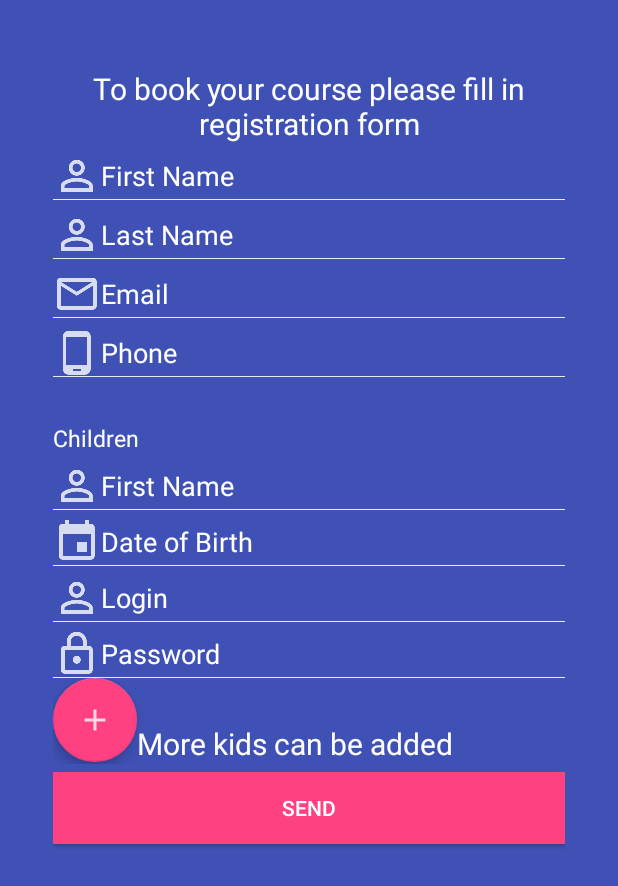
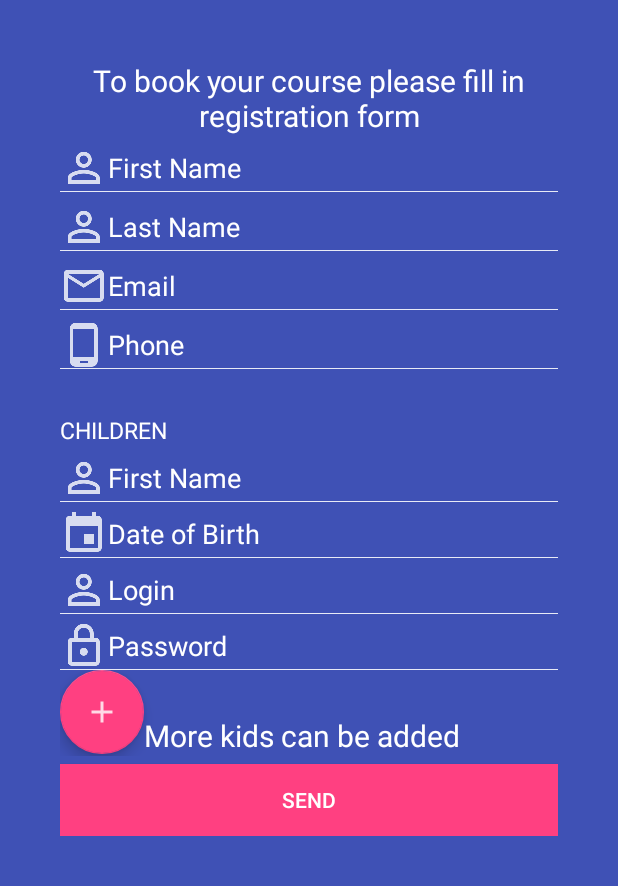
Before and after one commit to IrinaShtain/Calculator, an Android app: the layout activity_registration_form.xml on its own in the app's theme, with its tools: preview values and no code run, on a phone screen of 412 x 824 dp. Shown: the top 886 px of the screen. Run offline under Robolectric (Android 15) with nearby library versions, the phone set to English and light mode, and no system bars.

Commit message:
Created activity with registration users using DataBase SQLite

```diff
--- a/app/src/main/java/shtainyky/com/calculator/DisplayCalculator.java
+++ b/app/src/main/java/shtainyky/com/calculator/DisplayCalculator.java
@@ -25,7 +25,6 @@ public class DisplayCalculator extends AppCompatActivity {
         toolbar = (Toolbar)findViewById(R.id.toolbar);
         toolbar.setTitle(R.string.app_name);
         toolbar.setTitleTextColor(Color.WHITE);
-
     }
 
     private void initTabs() {
--- a/app/src/main/res/layout/activity_registration_form.xml
+++ b/app/src/main/res/layout/activity_registration_form.xml
@@ -1,18 +1,16 @@
 <?xml version="1.0" encoding="utf-8"?>
-<android.support.design.widget.CoordinatorLayout
+<ScrollView
     android:id="@+id/main_content"
     android:layout_width="match_parent"
     android:layout_height="match_parent"
     xmlns:android="http://schemas.android.com/apk/res/android"
     xmlns:app="http://schemas.android.com/apk/res-auto"
     android:background="@color/colorPrimary"
-    android:orientation="vertical">
-    <LinearLayout xmlns:android="http://schemas.android.com/apk/res/android"
+    >
+    <LinearLayout
         android:layout_width="match_parent"
-        android:layout_height="match_parent"
-        android:layout_marginLeft="@dimen/activity_right_left_margin"
-        android:layout_marginRight="@dimen/activity_right_left_margin"
-        android:layout_marginTop="45dp"
+        android:layout_height="wrap_content"
+        android:padding="40dp"
         android:orientation="vertical">
         <TextView
             android:layout_width="match_parent"
@@ -72,7 +70,7 @@
             android:layout_width="match_parent"
             android:layout_height="wrap_content"
             android:layout_marginTop="30dp"
-            android:gravity="left"
+            android:gravity="start"
             android:text="@string/children"
             android:textColor="@color/colorWhite"
             android:textSize="15sp" />
@@ -99,7 +97,7 @@
             android:hint="@string/date_of_birthday"
             android:textColorHint="@color/colorWhite"/>
         <EditText
-            android:id="@+id/login_res"
+            android:id="@+id/login_reg"
             android:layout_width="match_parent"
             android:layout_height="wrap_content"
             android:layout_marginTop="5dp"
@@ -110,7 +108,7 @@
             android:hint="@string/login"
             android:textColorHint="@color/colorWhite"/>
         <EditText
-            android:id="@+id/password_res"
+            android:id="@+id/password_reg"
             android:layout_width="match_parent"
             android:layout_height="wrap_content"
             android:layout_marginTop="5dp"
@@ -131,12 +129,13 @@
                 android:clickable="true"
                 app:layout_anchorGravity="bottom|right|top"
                 android:background="@color/colorAccent"
-                android:src="@mipmap/ic_plus" />
+                android:src="@mipmap/ic_plus"
+                />
             <TextView
                 android:layout_width="match_parent"
                 android:layout_height="wrap_content"
                 android:layout_marginTop="30dp"
-                android:gravity="left"
+                android:gravity="start"
                 android:text="@string/children_more"
                 android:textColor="@color/colorWhite"
                 android:textSize="20sp" />
@@ -144,10 +143,11 @@
         <Button
             android:layout_width="match_parent"
             android:layout_height="wrap_content"
+            android:id="@+id/btSend_reg"
             android:background="@color/colorAccent"
             android:text="@string/button_send"
             android:layout_marginTop="5dp"
             android:textColor="@color/colorWhite"/>
 
     </LinearLayout>
-</android.support.design.widget.CoordinatorLayout>
+</ScrollView>
--- a/app/src/main/res/layout/fragment_factorial.xml
+++ b/app/src/main/res/layout/fragment_factorial.xml
@@ -2,7 +2,8 @@
 <LinearLayout xmlns:android="http://schemas.android.com/apk/res/android"
     android:layout_width="match_parent"
     android:layout_height="match_parent"
-    android:orientation="vertical">
+    android:orientation="vertical"
+    android:padding="10dp">
     <TextView
         android:layout_width="wrap_content"
         android:layout_height="wrap_content"
--- a/app/src/main/res/layout/fragment_pairs.xml
+++ b/app/src/main/res/layout/fragment_pairs.xml
@@ -2,6 +2,7 @@
 <LinearLayout xmlns:android="http://schemas.android.com/apk/res/android"
     android:layout_width="match_parent"
     android:layout_height="match_parent"
+    android:padding="10dp"
     android:orientation="vertical">
     <TextView
         android:layout_width="wrap_content"
--- a/app/src/main/res/layout/fragment_palindrome.xml
+++ b/app/src/main/res/layout/fragment_palindrome.xml
@@ -2,6 +2,7 @@
 <LinearLayout xmlns:android="http://schemas.android.com/apk/res/android"
     android:layout_width="match_parent"
     android:layout_height="match_parent"
+    android:padding="10dp"
     android:orientation="vertical">
     <TextView
         android:layout_width="wrap_content"
--- a/app/src/main/res/values/strings.xml
+++ b/app/src/main/res/values/strings.xml
@@ -12,7 +12,7 @@
     <string name="last_name">Last Name</string>
     <string name="email">Email</string>
     <string name="phone">Phone</string>
-    <string name="children">Children</string>
+    <string name="children">CHILDREN</string>
     <string name="date_of_birthday">Date of Birth</string>
     <string name="login">Login</string>
     <string name="password">Password</string>
--- a/app/src/main/res/values/styles.xml
+++ b/app/src/main/res/values/styles.xml
@@ -6,6 +6,7 @@
         <item name="colorPrimary">@color/colorPrimary</item>
         <item name="colorPrimaryDark">@color/colorPrimaryDark</item>
         <item name="colorAccent">@color/colorAccent</item>
+
     </style>
 
 </resources>
```
Also changed, not shown: app/src/main/java/shtainyky/com/calculator/MainActivity.java (+21 -5 lines), app/src/main/java/shtainyky/com/calculator/Registration.java (+54 -1 lines), app/src/main/java/shtainyky/com/calculator/Users/DatabaseHelper.java (added, +82 -0 lines), app/src/main/java/shtainyky/com/calculator/Users/User.java (added, +61 -0 lines), app/src/main/res/layout/activity_main_login.xml (+7 -7 lines), 1 other file.
